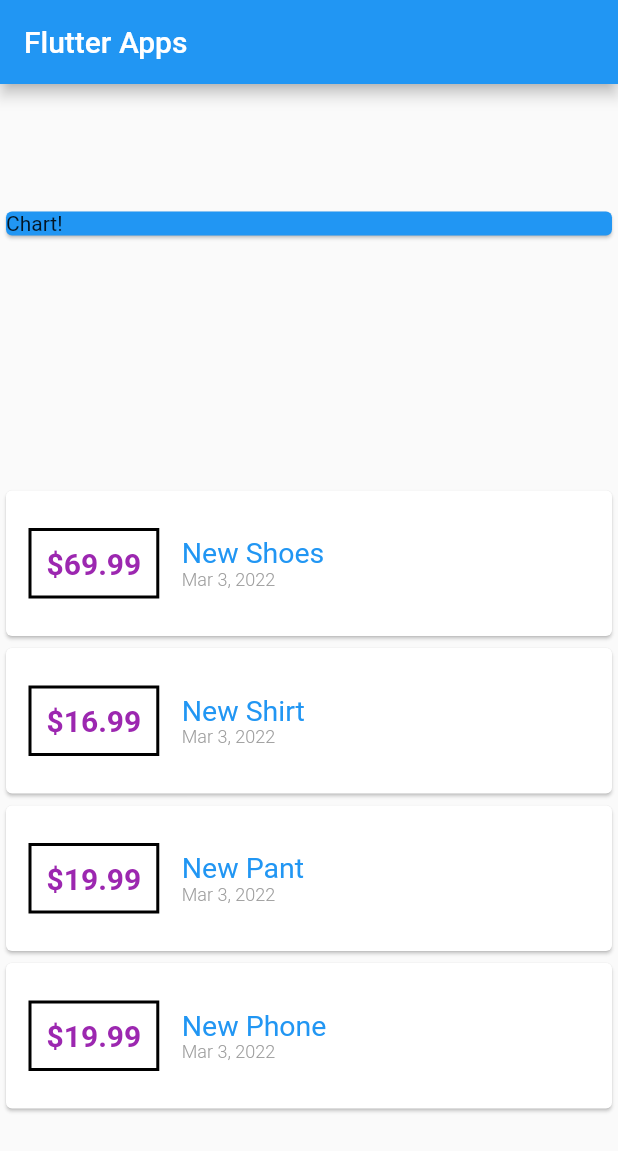
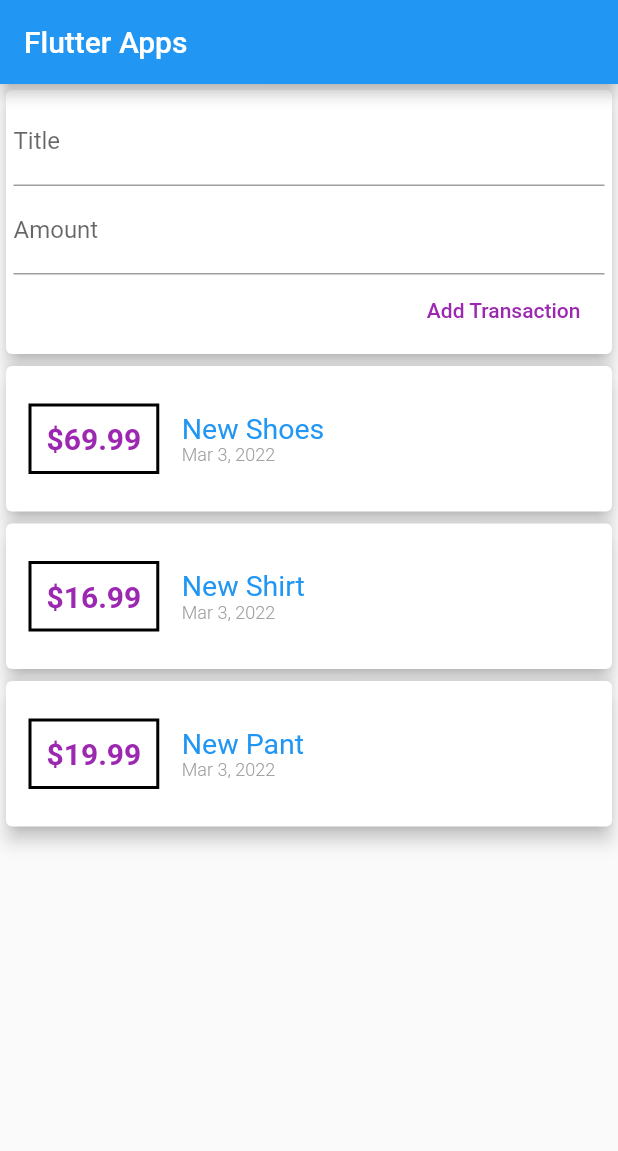
Before and after one commit to wasii/flutter_widget_styling, a Flutter app: the screen it shows after launch, on a phone screen of 412 x 824 dp. Shown: the top 1151 px of the screen. Run offline on Flutter 3.47's test engine with Material 2 defaults, Android fonts, the light colour scheme and no system bars.

Commit message:
adding text input fields and button

```diff
--- a/lib/main.dart
+++ b/lib/main.dart
@@ -22,8 +22,6 @@ class MyHomePage extends StatelessWidget {
         id: "T2", title: "New Shirt", amount: 16.99, date: DateTime.now()),
     Transaction(
         id: "T3", title: "New Pant", amount: 19.99, date: DateTime.now()),
-    Transaction(
-        id: "T4", title: "New Phone", amount: 19.99, date: DateTime.now()),
   ];
   @override
   Widget build(BuildContext context) {
@@ -32,19 +30,44 @@ class MyHomePage extends StatelessWidget {
         title: Text('Flutter Apps'),
       ),
       body: Column(
-        mainAxisAlignment: MainAxisAlignment.spaceAround,
+        mainAxisAlignment: MainAxisAlignment.start,
         crossAxisAlignment: CrossAxisAlignment.stretch,
         children: [
-          Container(
-              width: double.infinity,
-              child: Card(
-                color: Colors.blue,
-                child: Text('Chart!'),
-              ) // padding: EdgeInsets.fromLTRB(10, 20, 10, 0),
+          // Container(
+          //   width: double.infinity,
+          //   child: Card(
+          //     color: Colors.blue,
+          //     child: Text('Chart!'),
+          //   ), // padding: EdgeInsets.fromLTRB(10, 20, 10, 0),
+          // ),
+          Card(
+            elevation: 5,
+            child: Container(
+              margin: EdgeInsets.all(5),
+              child: Column(
+                crossAxisAlignment: CrossAxisAlignment.end,
+                children: [
+                  TextField(
+                    decoration: InputDecoration(labelText: 'Title'),
+                  ),
+                  TextField(
+                    decoration: InputDecoration(labelText: 'Amount'),
+                  ),
+                  FlatButton(
+                    onPressed: () {},
+                    child: Text(
+                      'Add Transaction',
+                      style: TextStyle(color: Colors.purple),
+                    ),
+                  ),
+                ],
               ),
+            ),
+          ),
           Column(
             children: transactions.map((transaction) {
               return Card(
+                elevation: 5,
                 child: Row(
                   children: <Widget>[
                     Container(
@@ -57,8 +80,7 @@ class MyHomePage extends StatelessWidget {
                         ),
                       ),
                       padding: EdgeInsets.all(10),
-                      child: Text(
-                        '\$${transaction.amount}',
+                      child: Text('\$${transaction.amount}',
                           style: TextStyle(
                             fontSize: 20,
                             fontWeight: FontWeight.bold,
```
